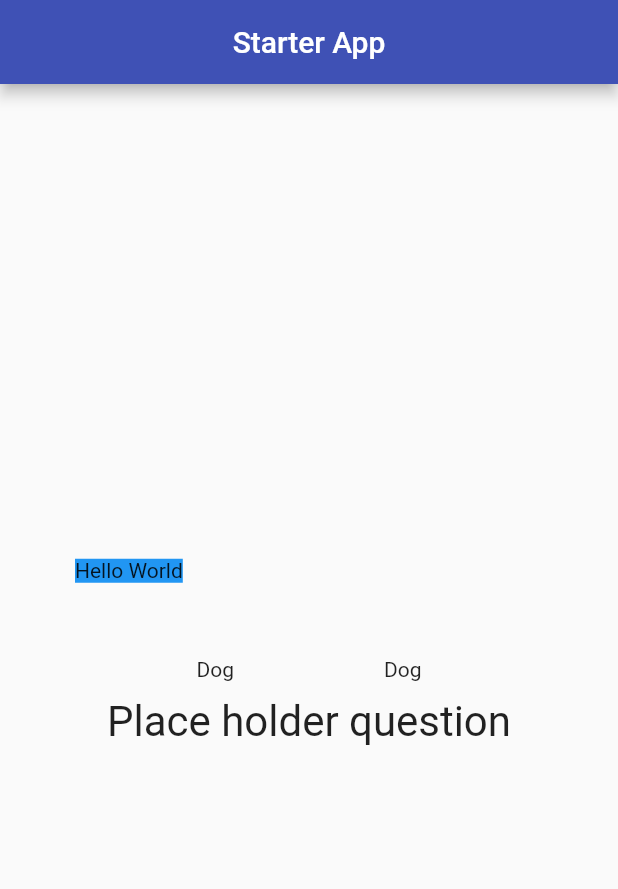
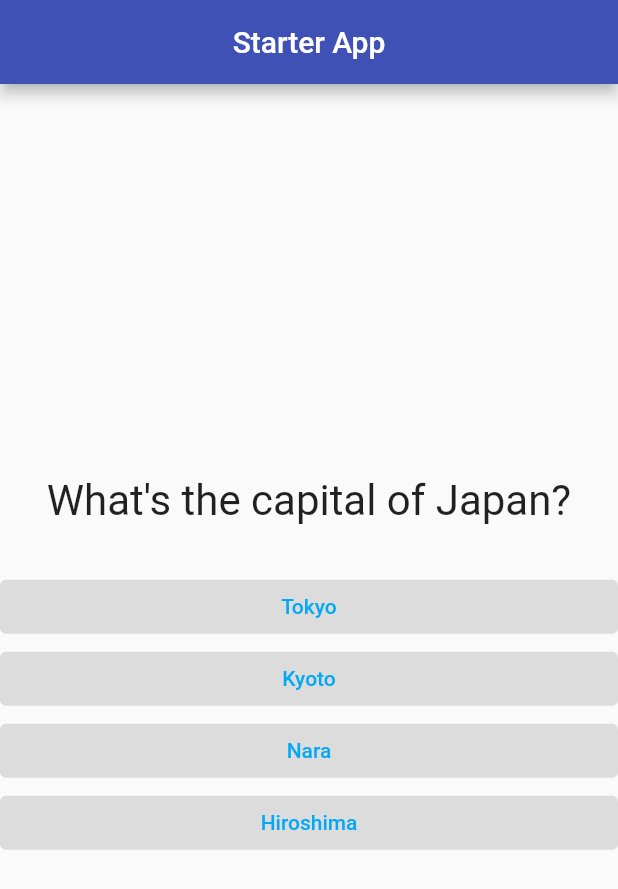
Before and after one commit to joshborut/Lessons_with_firas, a Flutter app: the screen it shows after launch, on a phone screen of 412 x 824 dp. Shown: the top 889 px of the screen. Run offline on Flutter 3.47's test engine with Material 2 defaults, Android fonts, the phone set to English and light mode, and no system bars.

Commit message:
Added buttons and questions to the homescreen

```diff
--- a/Flutter_projects/first_project/lib/screens/my_home_page.dart
+++ b/Flutter_projects/first_project/lib/screens/my_home_page.dart
@@ -1,11 +1,16 @@
+import 'package:first_project/widgets/answer.dart';
 import 'package:first_project/widgets/question.dart';
 import 'package:flutter/material.dart';
+
+import '../app_constants.dart';
 
 class MyHomePage extends StatelessWidget {
   const MyHomePage({super.key});
 
   @override
   Widget build(BuildContext context) {
+    final List<Map<String, dynamic>> answers =
+        AppConstants.questions[0]["answers"];
     return Scaffold(
       appBar: AppBar(
         title: const SizedBox(
@@ -21,25 +26,14 @@ class MyHomePage extends StatelessWidget {
         mainAxisAlignment: MainAxisAlignment.center,
         crossAxisAlignment: CrossAxisAlignment.start,
         children: [
-          Container(
-            margin: const EdgeInsets.only(
-              left: 50,
-            ),
-            color: Colors.blue,
-            child: const Text("Hello World"),
+          Question(questionText: AppConstants.questions[0]["text"]),
+          const SizedBox(
+            height: 20,
           ),
-          const SizedBox(
-            height: 50,
-          ),
-          Row(
-            mainAxisAlignment: MainAxisAlignment.center,
-            children: const [
-              Text("Dog"),
-              SizedBox(width: 100),
-              Text("Dog"),
-            ],
-          ),
-          const Question()
+          // Answer(answerText: AppConstants.questions[0]["answers"][0]["ans"])
+          // ... is called the spread operator and splits
+          // a list of widgets into individual widgets
+          ...answers.map((e) => Answer(answerText: e["ans"])).toList(),
         ],
       ),
     );
--- /dev/null
+++ b/Flutter_projects/first_project/lib/widgets/answer.dart
@@ -0,0 +1,23 @@
+import 'package:flutter/material.dart';
+
+class Answer extends StatelessWidget {
+  const Answer({required this.answerText, super.key});
+
+  final String answerText;
+
+  @override
+  Widget build(BuildContext context) {
+    return SizedBox(
+      width: double.infinity,
+      child: ElevatedButton(
+        onPressed: null,
+        child: Text(
+          answerText,
+          style: const TextStyle(
+            color: Colors.lightBlue,
+          ),
+        ),
+      ),
+    );
+  }
+}
--- a/Flutter_projects/first_project/lib/widgets/question.dart
+++ b/Flutter_projects/first_project/lib/widgets/question.dart
@@ -1,16 +1,18 @@
 import 'package:flutter/material.dart';
 
 class Question extends StatelessWidget {
-  const Question({super.key});
+  const Question({required this.questionText, super.key});
+
+  final String questionText;
 
   @override
   Widget build(BuildContext context) {
     return Container(
       width: double.infinity,
       margin: const EdgeInsets.all(10),
-      child: const Text(
-        "Place holder question",
-        style: TextStyle(
+      child: Text(
+        questionText,
+        style: const TextStyle(
           fontSize: 28,
         ),
         textAlign: TextAlign.center,
```
